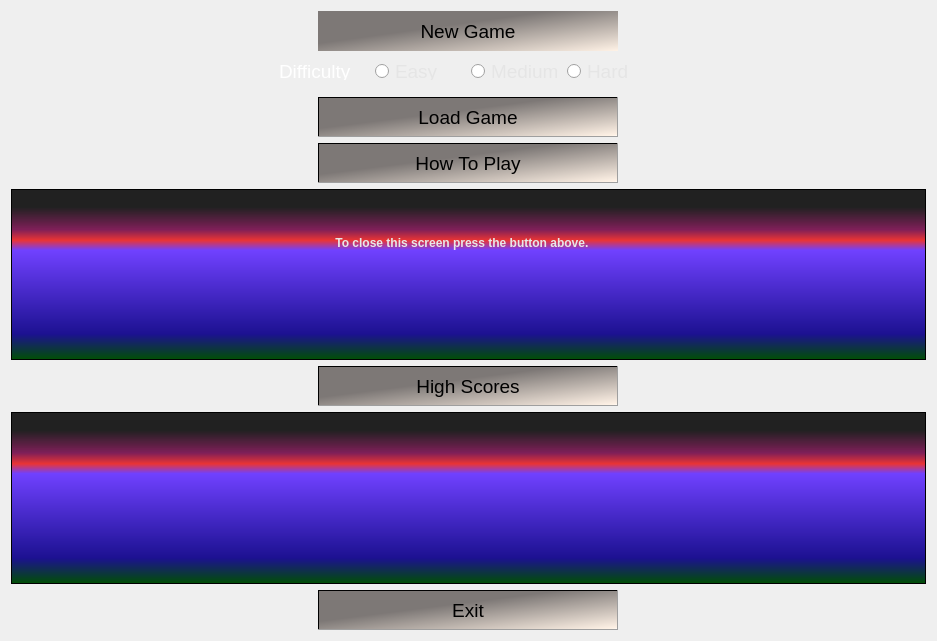
First picture: the form in mainwindow.ui, repository DomtronVox/space-factory, before the edit.
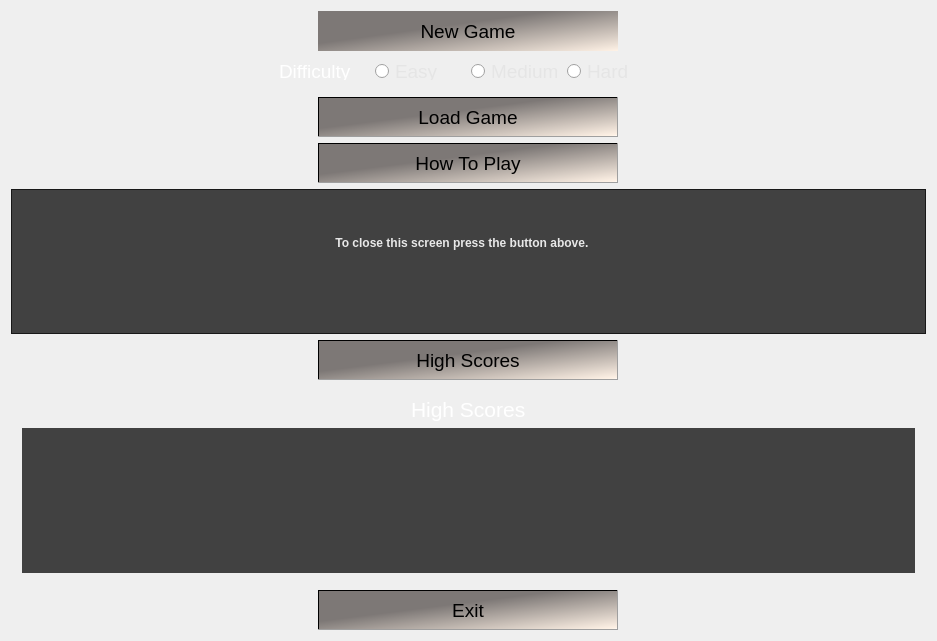
Second picture: the form after the edit. Icons and pictures are not drawn.

Commit message: Removed gradiants from highscores and how to play.

```diff
--- a/mainwindow.ui
+++ b/mainwindow.ui
@@ -281,7 +281,7 @@
     <item>
      <widget class="QTextBrowser" name="brwHelp">
       <property name="styleSheet">
-       <string notr="true">background-color: qlineargradient(spread:pad, x1:0, y1:1, x2:0, y2:0, stop:0 rgba(0, 81, 0, 255), stop:0.152632 rgba(28, 17, 145, 255), stop:0.642105 rgba(112, 65, 255, 255), stop:0.7 rgba(234, 52, 52, 255), stop:0.763158 rgba(126, 31, 88, 255), stop:0.894737 rgba(0, 0, 0, 220));</string>
+       <string notr="true">background-color: rgba(16, 16, 16, 200);</string>
       </property>
       <property name="html">
        <string>&lt;!DOCTYPE HTML PUBLIC &quot;-//W3C//DTD HTML 4.0//EN&quot; &quot;http://www.w3.org/TR/REC-html40/strict.dtd&quot;&gt;
@@ -330,10 +330,58 @@
      </widget>
     </item>
     <item>
-     <widget class="QListWidget" name="lstScores">
+     <widget class="QGroupBox" name="boxHighScores">
+      <property name="minimumSize">
+       <size>
+        <width>0</width>
+        <height>0</height>
+       </size>
+      </property>
       <property name="styleSheet">
-       <string notr="true">background-color: qlineargradient(spread:pad, x1:0, y1:1, x2:0, y2:0, stop:0 rgba(0, 81, 0, 255), stop:0.152632 rgba(28, 17, 145, 255), stop:0.642105 rgba(112, 65, 255, 255), stop:0.7 rgba(234, 52, 52, 255), stop:0.763158 rgba(126, 31, 88, 255), stop:0.894737 rgba(0, 0, 0, 220));</string>
+       <string notr="true">border:0px;</string>
       </property>
+      <property name="title">
+       <string/>
+      </property>
+      <property name="alignment">
+       <set>Qt::AlignCenter</set>
+      </property>
+      <layout class="QVBoxLayout" name="layHighScores">
+       <item alignment="Qt::AlignHCenter">
+        <widget class="QLabel" name="lblHighScores">
+         <property name="maximumSize">
+          <size>
+           <width>150</width>
+           <height>16777215</height>
+          </size>
+         </property>
+         <property name="font">
+          <font>
+           <pointsize>16</pointsize>
+          </font>
+         </property>
+         <property name="styleSheet">
+          <string notr="true">color: rgb(255, 255, 255);</string>
+         </property>
+         <property name="text">
+          <string>High Scores</string>
+         </property>
+        </widget>
+       </item>
+       <item>
+        <widget class="QListWidget" name="lstScores">
+         <property name="styleSheet">
+          <string notr="true">background-color: rgba(16, 16, 16, 200);
+color: rgb(255, 255, 255);
+font: 12pt &quot;Arial&quot;;
+text-align:center;</string>
+         </property>
+         <property name="selectionMode">
+          <enum>QAbstractItemView::NoSelection</enum>
+         </property>
+        </widget>
+       </item>
+      </layout>
      </widget>
     </item>
     <item alignment="Qt::AlignHCenter">
```
The commit also changes 1 other file.
